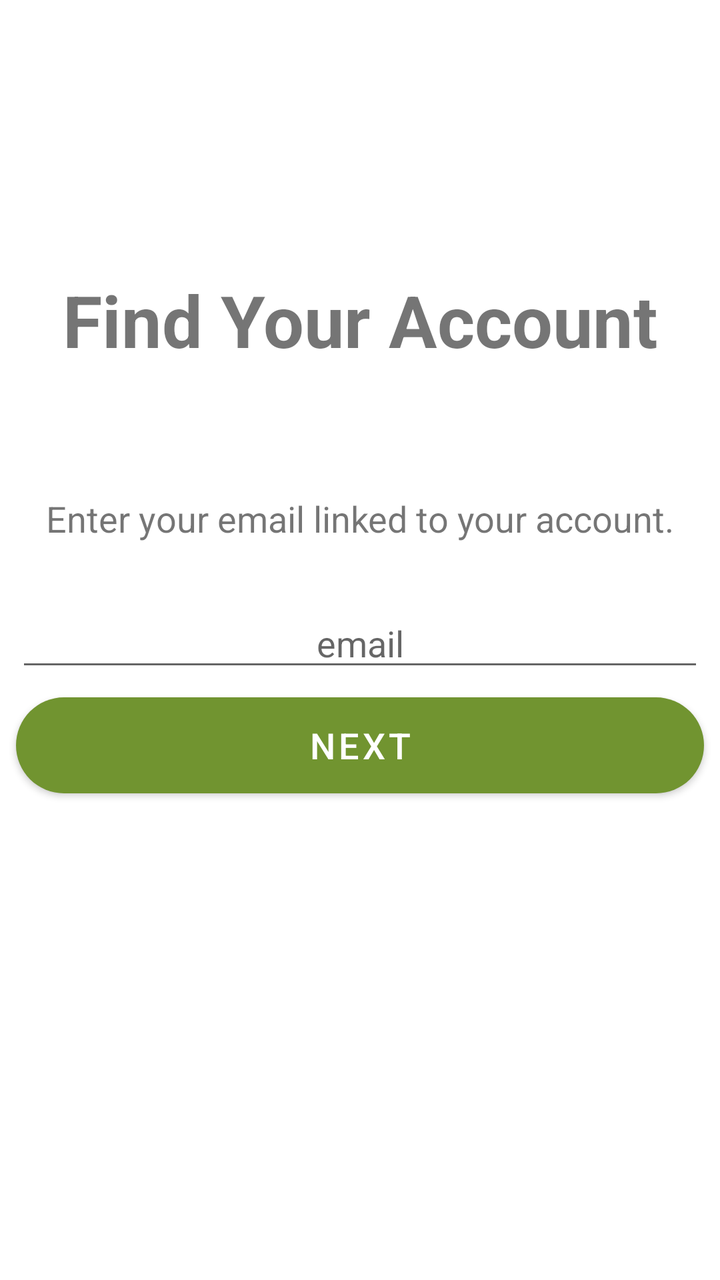
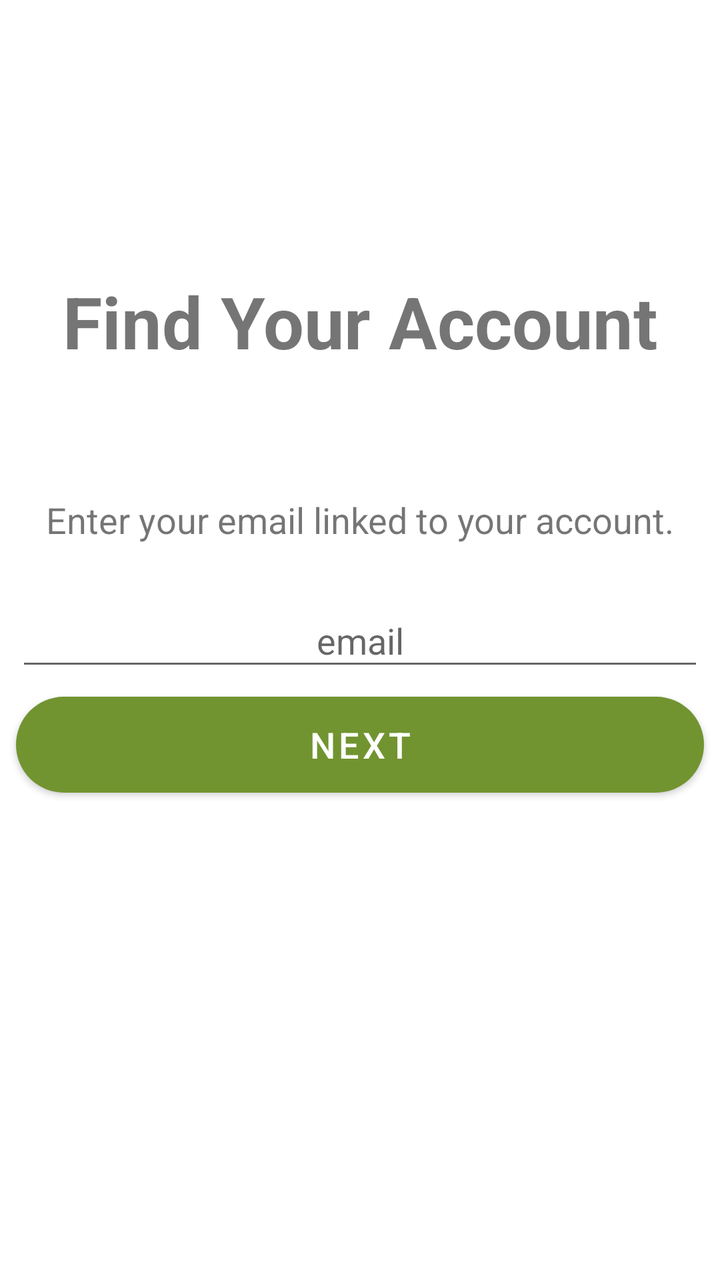

Before-and-after screenshots of an Android layout around one commit, followed by the original layout XML and the change that was made.
<!-- AndroidManifest.xml: activity theme AppTheme -->
<!-- res/layout/activity_password_reminder.xml -->
<?xml version="1.0" encoding="utf-8"?>
<layout xmlns:tools="http://schemas.android.com/tools"
    xmlns:android="http://schemas.android.com/apk/res/android"
    xmlns:app="http://schemas.android.com/apk/res-auto">

    <data>
        <variable
            name="viewModel"
            type="eu.agribot.agribotapp.ui.activity.authentication.passwordreminder.PasswordReminderViewModel" />
    </data>

    <androidx.constraintlayout.widget.ConstraintLayout
        android:layout_width="match_parent"
        android:layout_height="match_parent">

        <TextView
            android:id="@+id/textView2"
            android:layout_width="wrap_content"
            android:layout_height="wrap_content"
            android:layout_marginBottom="63dp"
            android:gravity="center_horizontal"
            android:text="Find Your Account"
            android:textSize="36sp"
            android:textStyle="bold"
            app:layout_constraintBottom_toTopOf="@+id/textView5"
            app:layout_constraintEnd_toEndOf="parent"
            app:layout_constraintStart_toStartOf="parent" />

        <TextView
            android:id="@+id/textView5"
            android:layout_width="wrap_content"
            android:layout_height="wrap_content"
            android:layout_marginBottom="28dp"
            android:gravity="center_horizontal"
            android:text="Enter your email linked to your account."
            android:textSize="@dimen/text_size_large"
            app:layout_constraintBottom_toTopOf="@+id/editText"
            app:layout_constraintEnd_toEndOf="parent"
            app:layout_constraintStart_toStartOf="parent" />

        <EditText
            android:id="@+id/editText"
            android:layout_width="match_parent"
            android:layout_height="wrap_content"
            android:gravity="center_horizontal"
            android:layout_margin="@dimen/margin_medium"
            android:hint="email"
            android:onTextChanged="@{(text, start, before, count) -> viewModel.remindPassword()}"
            app:layout_constraintBottom_toBottomOf="parent"
            app:layout_constraintEnd_toEndOf="parent"
            app:layout_constraintStart_toStartOf="parent"
            app:layout_constraintTop_toTopOf="parent" />

        <Button
            android:id="@+id/button3"
            android:layout_width="match_parent"
            android:layout_height="wrap_content"
            android:layout_margin="@dimen/margin_medium"
            android:background="@drawable/rounded_button"
            android:text="Next"
            android:textColor="@android:color/white"
            android:textSize="@dimen/text_size_large"
            app:layout_constraintEnd_toEndOf="parent"
            app:layout_constraintStart_toStartOf="parent"
            app:layout_constraintTop_toBottomOf="@+id/editText" />
    </androidx.constraintlayout.widget.ConstraintLayout>

</layout>
<!-- resources referenced by this layout -->
<resources>
  <dimen name="margin_medium">8dp</dimen>
  <dimen name="text_size_large">18sp</dimen>
  <!-- drawable rounded_button (drawable-ldpi) -->
  <?xml version="1.0" encoding="utf-8"?>
  <shape xmlns:android="http://schemas.android.com/apk/res/android">
  
      <solid android:color="@android:color/holo_green_dark"/>
      <corners android:radius="25dp"/>
  
  </shape>
  <style name="AppTheme" parent="Theme.MaterialComponents.Light.DarkActionBar">
          
          <item name="colorPrimary">@color/colorPrimary</item>
          <item name="colorPrimaryDark">@color/colorPrimaryDark</item>
          <item name="colorAccent">@color/colorAccent</item>
      </style>
  <color name="colorPrimary">@color/base_green</color>
  <color name="colorPrimaryDark">@color/base_green_darker</color>
  <color name="colorAccent">@color/gray</color>
  <color name="base_green">#719430</color>
  <color name="base_green_darker">#426600</color>
  <color name="gray">#4E555B</color>
</resources>

<!-- the commit's change to res/layout/activity_password_reminder.xml (unified diff, before → after) -->
@@ -42,10 +42,11 @@
             android:id="@+id/editText"
             android:layout_width="match_parent"
             android:layout_height="wrap_content"
+            android:padding="@dimen/margin_medium"
             android:gravity="center_horizontal"
             android:layout_margin="@dimen/margin_medium"
             android:hint="email"
-            android:onTextChanged="@{(text, start, before, count) -> viewModel.remindPassword()}"
+            android:onTextChanged="@{(text, start, before, count) -> viewModel.onEmailChanged(text)}"
             app:layout_constraintBottom_toBottomOf="parent"
             app:layout_constraintEnd_toEndOf="parent"
             app:layout_constraintStart_toStartOf="parent"
@@ -60,6 +61,7 @@
             android:text="Next"
             android:textColor="@android:color/white"
             android:textSize="@dimen/text_size_large"
+            android:onClick="@{() -> viewModel.onButtonNextClicked()}"
             app:layout_constraintEnd_toEndOf="parent"
             app:layout_constraintStart_toStartOf="parent"
             app:layout_constraintTop_toBottomOf="@+id/editText" />
